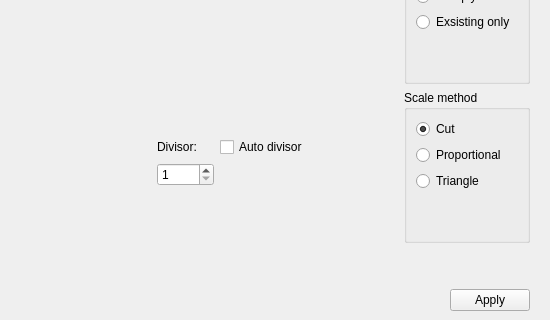
Above: UI/convolutionmatrix.ui from Shadasviar/APOD before the change; both pictures show x 0 to 550 and y 89 to 409 of the 550 by 502 pixel window. Below: the same form after it.
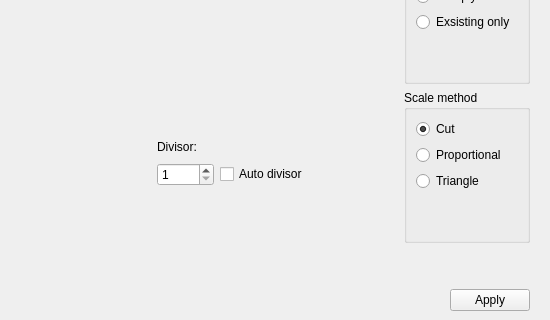
That is the form after the change.

```diff
--- a/UI/convolutionmatrix.ui
+++ b/UI/convolutionmatrix.ui
@@ -322,13 +322,6 @@
         </property>
        </widget>
       </item>
-      <item row="8" column="2">
-       <widget class="QCheckBox" name="autoDivisorCheckBox">
-        <property name="text">
-         <string>Auto divisor</string>
-        </property>
-       </widget>
-      </item>
       <item row="9" column="1">
        <widget class="QSpinBox" name="divisorSpinBox">
         <property name="minimum">
@@ -349,6 +342,13 @@
         </property>
        </spacer>
       </item>
+      <item row="9" column="2">
+       <widget class="QCheckBox" name="autoDivisorCheckBox">
+        <property name="text">
+         <string>Auto divisor</string>
+        </property>
+       </widget>
+      </item>
      </layout>
     </widget>
    </item>
```
Left out of the diff: 75 changed lines with no effect on the pictures.
